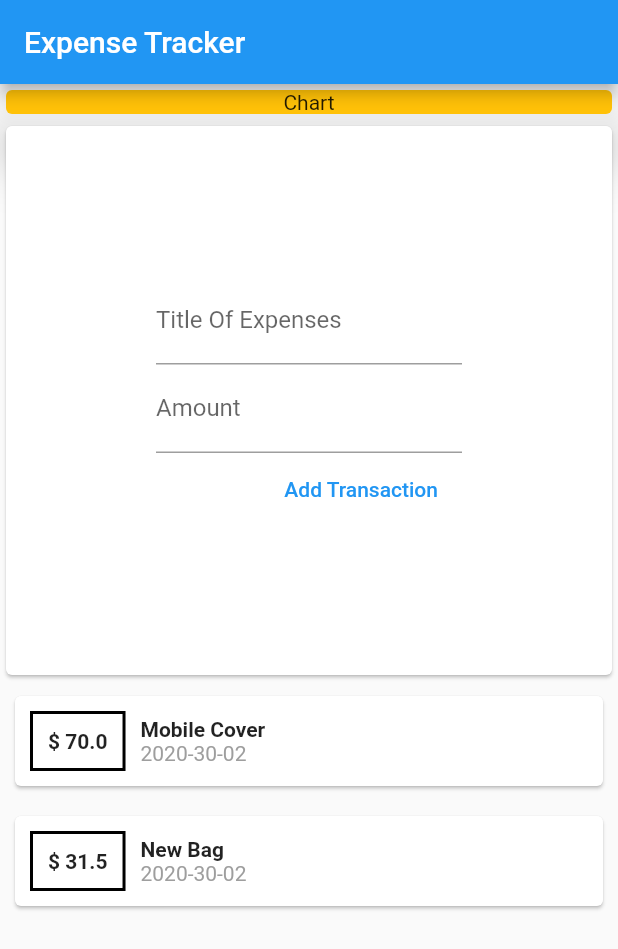
After one commit to kdark669/my_expense_flutter, a Flutter app: the screen it shows after launch, on a phone screen of 412 x 824 dp. The commit adds this screen. Shown: the top 949 px of the screen. Run offline on Flutter 3.47's test engine with Material 2 defaults, Android fonts, the phone set to English and light mode, and no system bars.

Commit message:
s:4 es:21 completed

```diff
--- /dev/null
+++ b/lib/Widgets/transactionForm.dart
@@ -0,0 +1,47 @@
+import 'package:flutter/material.dart';
+
+
+
+class TransactionForm extends StatelessWidget {
+
+  final titleController = TextEditingController();
+//  final amountController = TextEditingController();
+  String amountInput;
+
+  @override
+  Widget build(BuildContext context) {
+    return Card(
+      child: Container(
+        padding: EdgeInsets.all(100),
+        child: Column(
+          crossAxisAlignment: CrossAxisAlignment.end,
+          children: <Widget>[
+            TextField(
+              autocorrect: false,
+              decoration: InputDecoration(labelText: "Title Of Expenses"),
+              controller: titleController,
+//                    onChanged: (val){
+//                      titleInput = val
+//                    },
+            ),
+            TextField(
+              autocorrect: false,
+              decoration: InputDecoration(labelText: 'Amount'),
+              onChanged: (val){
+                amountInput = val;
+              },
+            ),
+            FlatButton(
+              child: Text('Add Transaction'),
+              textColor: Colors.blue,
+              onPressed: (){
+                print(titleController.text );
+                print(amountInput);
+              } ,
+            )
+          ],
+        ),
+      ),
+    );
+  }
+}
--- /dev/null
+++ b/lib/Widgets/transactionList.dart
@@ -0,0 +1,58 @@
+import 'package:flutter/material.dart';
+import 'package:intl/intl.dart';
+import '../models/transaction.dart';
+
+
+class TransactionList extends StatelessWidget {
+  final List<Transaction> _transaction;
+  //  constructor to get data rom parent
+  TransactionList(this._transaction);
+  @override
+  Widget build(BuildContext context) {
+    return  Column(
+      children: _transaction.map((tx) {
+        return Card(
+            margin: EdgeInsets.all(10),
+            child: Row(
+              children: <Widget>[
+                Container(
+                  margin: EdgeInsets.symmetric(
+                    vertical: 10,
+                    horizontal: 10,
+                  ),
+                  decoration: BoxDecoration(
+                      border: Border.all(
+                        color: Colors.black,
+                        width: 2,
+                      )),
+                  padding: EdgeInsets.all(10.0),
+                  child: Text(
+                    '\$ ${tx.amount}',
+                    style: TextStyle(
+                      fontWeight: FontWeight.bold,
+                    ),
+                  ),
+                ),
+                Column(
+                  crossAxisAlignment: CrossAxisAlignment.start,
+                  children: <Widget>[
+                    Text(
+                      tx.title,
+                      style: TextStyle(
+                        fontWeight: FontWeight.bold,
+                      ),
+                    ),
+                    Text(
+                      DateFormat('yyyy-mm-dd').format(tx.date),
+                      style: TextStyle(
+                          fontWeight: FontWeight.normal,
+                          color: Colors.grey),
+                    ),
+                  ],
+                )
+              ],
+            ));
+      }).toList(),
+    );
+  }
+}
--- /dev/null
+++ b/lib/Widgets/userTransaction.dart
@@ -0,0 +1,51 @@
+import 'package:flutter/material.dart';
+import '../models/transaction.dart';
+import 'transactionList.dart';
+import 'transactionForm.dart';
+
+class UserTransaction extends StatefulWidget {
+  @override
+  _UserTransactionState createState() => _UserTransactionState();
+}
+
+class _UserTransactionState extends State<UserTransaction> {
+  final List<Transaction> _userTransaction = [
+    Transaction(
+      id: '1',
+      title: "Mobile Cover",
+      amount: 70,
+      date: DateTime.now(),
+    ),
+    Transaction(
+      id: '2',
+      title: "New Bag",
+      amount: 31.5,
+      date: DateTime.now(),
+    ),
+  ];
+
+//  method to add new trnasaction
+
+  void _addNewTransaction(String txtitle, double txamount) {
+    final newTx = Transaction(
+      id:DateTime.now().toString(),
+      date: DateTime.now(),
+      title:  txtitle,
+      amount: txamount
+    );
+
+    setState(() {
+      _userTransaction.add(newTx);
+    });
+  }
+
+  @override
+  Widget build(BuildContext context) {
+    return Column(
+      children: <Widget>[
+        TransactionForm(),
+        TransactionList(_userTransaction),
+      ],
+    );
+  }
+}
--- /dev/null
+++ b/lib/Widgets/viewWidgets/homeView.dart
@@ -0,0 +1,29 @@
+import 'package:flutter/material.dart';
+import '../userTransaction.dart';
+
+class HomeView extends StatelessWidget {
+  @override
+  Widget build(BuildContext context) {
+    return Scaffold(
+      appBar: AppBar(
+        title: Text("Expense Tracker"),
+      ),
+      body: Column(
+//        mainAxisAlignment: MainAxisAlignment.start ,
+        children: <Widget>[
+          Card(
+            child: Container(
+              width: double.infinity,
+              child: Center(
+                child: Text('Chart'),
+              ),
+            ),
+            color: Colors.amber,
+            elevation: 15.0,
+          ),
+          UserTransaction()
+        ],
+      ),
+    );
+  }
+}
--- a/lib/main.dart
+++ b/lib/main.dart
@@ -1,5 +1,5 @@
 import 'package:flutter/material.dart';
-import './homeView.dart';
+import 'Widgets/viewWidgets/homeView.dart';
 
 void main() =>runApp(MyApp());
 
```
Also changed, not shown: lib/homeView.dart (deleted, +0 -112 lines).
